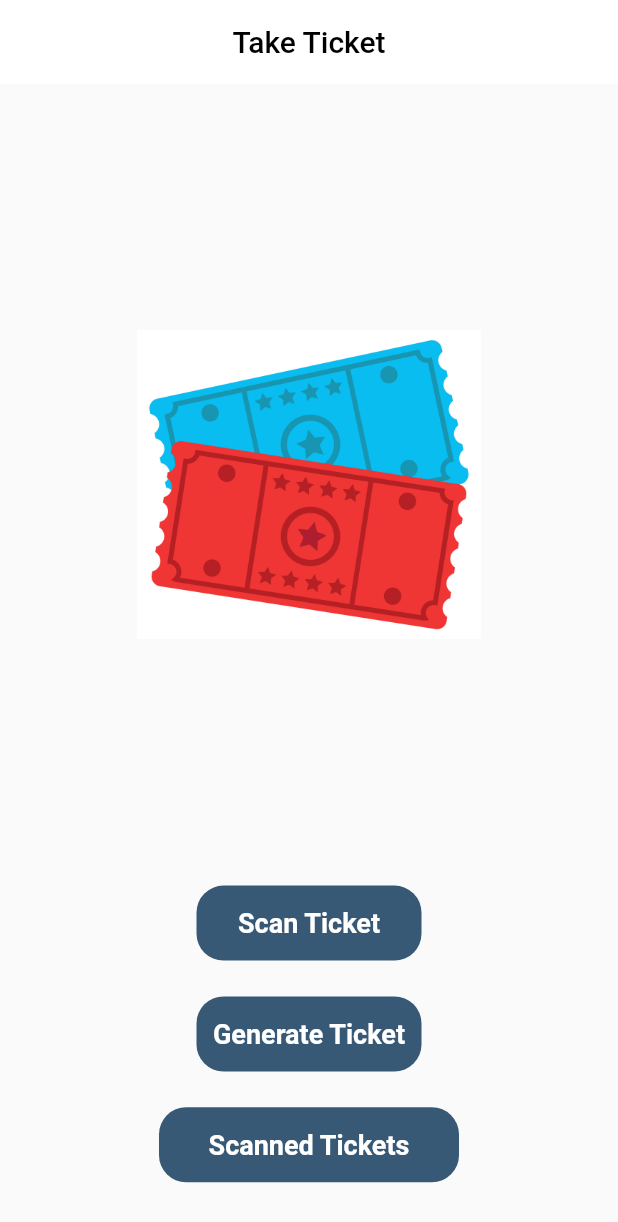
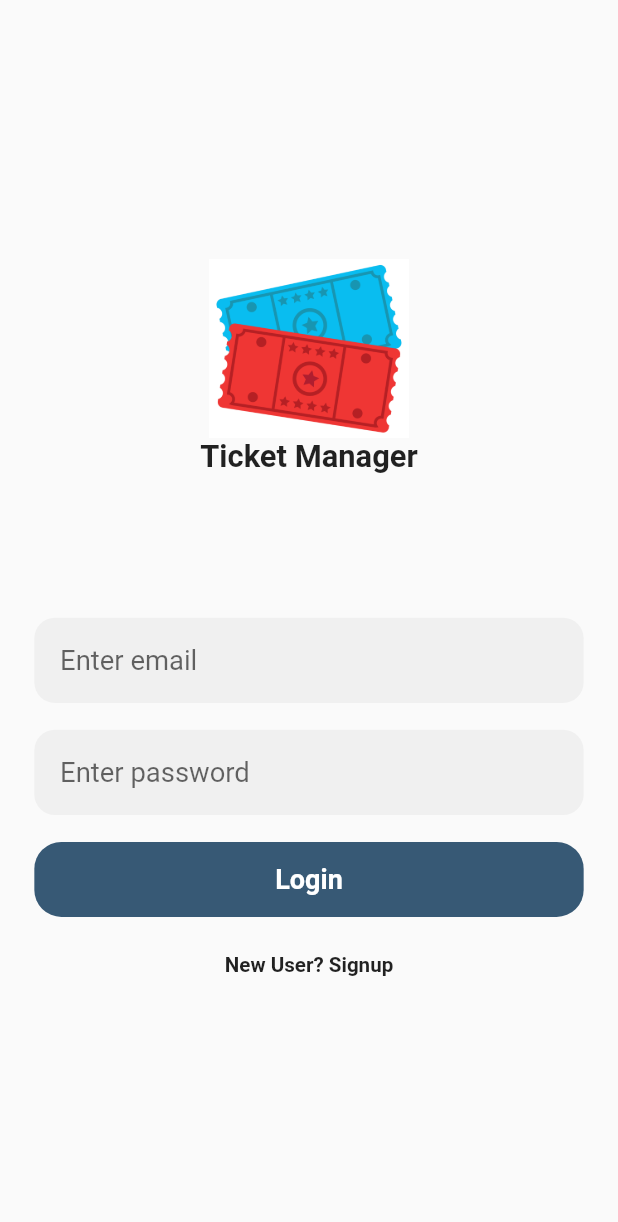
Before and after one commit to irahulsah/ticket_manager, a Flutter app: the screen it shows after launch, on a phone screen of 412 x 824 dp. Shown: the top 1222 px of the screen. Run offline on Flutter 3.47's test engine with Material 2 defaults, Android fonts, the phone set to English and light mode, and no system bars; our stand-ins replace csv, dio, file_picker, flutter_screenutil, hooks_riverpod, permission_handler and 1 more; missing offline and left inert: qr_code_scanner.

Commit message:
login and signup page completed

```diff
--- /dev/null
+++ b/app/lib/features/login.dart
@@ -0,0 +1,152 @@
+import 'package:event_tracker/features/signup.dart';
+import 'package:flutter/material.dart';
+import 'package:flutter_screenutil/flutter_screenutil.dart';
+import 'package:hooks_riverpod/hooks_riverpod.dart';
+
+class Login extends ConsumerStatefulWidget {
+  const Login({super.key});
+
+  @override
+  ConsumerState<Login> createState() => _LoginState();
+}
+
+class _LoginState extends ConsumerState<Login> {
+  TextEditingController emailController = TextEditingController();
+  TextEditingController passwordController = TextEditingController();
+  @override
+  void initState() {
+    // TODO: implement initState
+    emailController = TextEditingController();
+    passwordController = TextEditingController();
+    super.initState();
+  }
+
+  @override
+  void dispose() {
+    // TODO: implement dispose
+    emailController.dispose();
+    passwordController.dispose();
+    super.dispose();
+  }
+
+  @override
+  Widget build(BuildContext context) {
+    return Scaffold(
+      body: SafeArea(
+        child: Container(
+          padding: EdgeInsets.symmetric(horizontal: 20.w, vertical: 20.h),
+          child: Column(
+            // crossAxisAlignment: CrossAxisAlignment.start,
+            mainAxisAlignment: MainAxisAlignment.center,
+            children: [
+              Center(
+                child: Image.asset(
+                  "assets/images/ticket.jpg",
+                  height: 100.h,
+                ),
+              ),
+              Center(
+                child: Text(
+                  "Ticket Manager",
+                  style: TextStyle(
+                    fontSize: 18.sp,
+                    fontWeight: FontWeight.bold,
+                  ),
+                ),
+              ),
+              SizedBox(height: 80.h),
+              // Text(
+              //   "Login to your\naccount",
+              //   style: TextStyle(
+              //     fontSize: 28.sp,
+              //     fontWeight: FontWeight.bold,
+              //   ),
+              // ),
+              // SizedBox(height: 80.h),
+
+              inputField(emailController, false, "Enter email"), //Email TextBox
+
+              inputField(passwordController, false,
+                  "Enter password"), //Password TextBox
+
+              //Login button
+              Container(
+                height: 50,
+                width: double.infinity,
+                decoration: BoxDecoration(
+                  color: const Color.fromARGB(255, 55, 89, 117),
+                  borderRadius: BorderRadius.circular(18),
+                ),
+                child: const Center(
+                  child: Text(
+                    "Login",
+                    style: TextStyle(
+                      color: Colors.white,
+                      fontSize: 18,
+                      fontWeight: FontWeight.bold,
+                    ),
+                  ),
+                ),
+              ),
+              SizedBox(height: 20.h),
+              InkWell(
+                onTap: () {
+                  Navigator.of(context).push(
+                    MaterialPageRoute(
+                      builder: (context) => Signup(),
+                    ),
+                  );
+                },
+                child: Text(
+                  "New User? Signup",
+                  style: TextStyle(
+                    fontSize: 12.sp,
+                    fontWeight: FontWeight.bold,
+                  ),
+                ),
+              ),
+            ],
+          ),
+        ),
+      ),
+    );
+  }
+
+  Widget inputField(
+      TextEditingController controller, bool? isObscure, String labelText) {
+    return Container(
+      margin: EdgeInsets.only(bottom: 15.h),
+      child: TextField(
+        controller: controller,
+        style: TextStyle(
+          // color: Theme.of(context).colorScheme.outline,
+          fontSize: 14.sp,
+        ),
+        obscureText: isObscure ?? false,
+        decoration: InputDecoration(
+          contentPadding: EdgeInsets.symmetric(
+            vertical: 15.h,
+            horizontal: 15.w,
+          ),
+          hintText: labelText,
+          hintStyle: TextStyle(
+            // color: Theme.of(context).colorScheme.tertiary,
+            fontSize: 16.sp,
+          ),
+          border: OutlineInputBorder(
+            borderSide: BorderSide.none,
+            borderRadius: BorderRadius.circular(12.r),
+          ),
+          filled: true,
+          focusedBorder: OutlineInputBorder(
+            borderRadius: BorderRadius.circular(12.r),
+            borderSide: BorderSide(
+              width: 2.w,
+            ),
+          ),
+        ),
+        onChanged: (value) {},
+      ),
+    );
+  }
+}
--- a/app/lib/main.dart
+++ b/app/lib/main.dart
@@ -1,3 +1,4 @@
+import 'package:event_tracker/features/login.dart';
 import 'package:event_tracker/features/take-ticket.dart';
 import 'package:flutter/material.dart';
 import 'package:flutter_screenutil/flutter_screenutil.dart';
@@ -25,7 +26,7 @@ class MyApp extends StatelessWidget {
             theme: ThemeData(
               primarySwatch: Colors.blue,
             ),
-            home: const TakeTicket(),
+            home: const Login(),
           );
         });
   }
```
Also changed, not shown: app/lib/features/signup.dart (added, +130 -0 lines), app/pubspec.lock, 1 other file.
